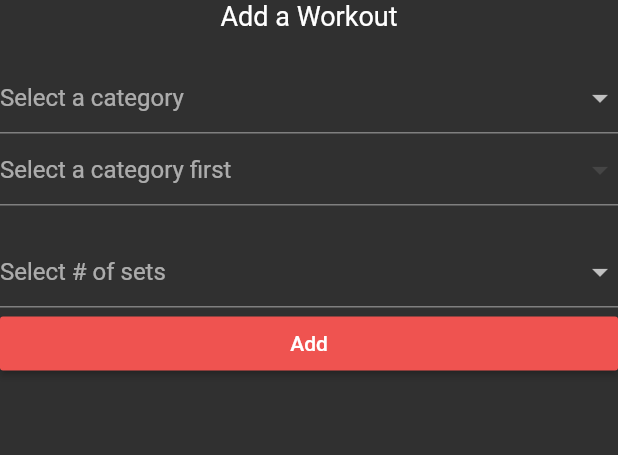
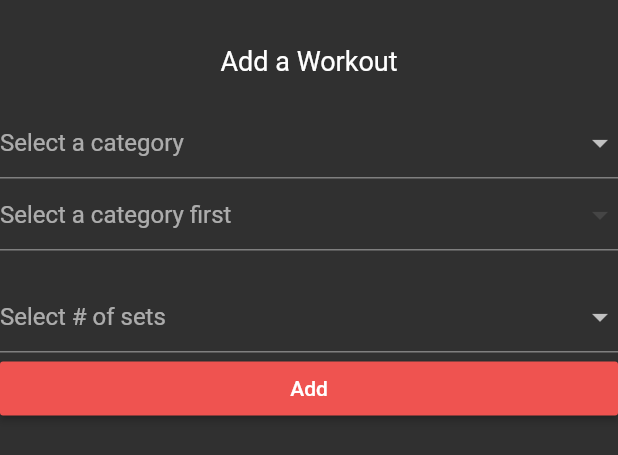
Before and after one commit to Millurr/pump_tracker, a Flutter app: the AddForm widget shown alone on an empty page, opened directly, on a phone screen of 412 x 824 dp. Shown: the top 455 px of the screen. Run offline on Flutter 3.47's test engine with Material 2 defaults, Android fonts, the phone set to English and light mode, and no system bars; our stand-ins replace charts_flutter, cloud_firestore, firebase_auth, firebase_core, grouped_list; accounts and stored records are empty.

Commit message:
Set up IOS, fix keyboard overlay on adding sets

```diff
--- a/lib/screens/add_form.dart
+++ b/lib/screens/add_form.dart
@@ -1,5 +1,3 @@
-import 'dart:ffi';
-
 import 'package:cloud_firestore/cloud_firestore.dart';
 import 'package:firebase_auth/firebase_auth.dart';
 import 'package:flutter/material.dart';
@@ -93,7 +91,7 @@ class _AddFormState extends State<AddForm> {
                 child: SizedBox(
                     width: 20,
                     child: Padding(
-                      padding: const EdgeInsets.all(8.0),
+                      padding: EdgeInsets.all(8.0),
                       child: TextFormField(
                         inputFormatters: [
                           FilteringTextInputFormatter.digitsOnly
@@ -110,7 +108,7 @@ class _AddFormState extends State<AddForm> {
                 child: SizedBox(
                     width: 20,
                     child: Padding(
-                      padding: const EdgeInsets.all(8.0),
+                      padding: EdgeInsets.all(8.0),
                       child: TextFormField(
                         inputFormatters: [
                           FilteringTextInputFormatter.digitsOnly
@@ -130,12 +128,16 @@ class _AddFormState extends State<AddForm> {
 
     return Form(
       key: _formKey,
+      child: Center(
         child: ListView(
           children: <Widget>[
             Center(
+              child: Padding(
+                padding: const EdgeInsets.only(top: 30.0),
                 child: Text(
                   'Add a Workout',
                   style: TextStyle(fontSize: 18.0),
+                ),
               ),
             ),
             SizedBox(
@@ -176,11 +178,6 @@ class _AddFormState extends State<AddForm> {
                   }).toList(),
                   onChanged: (val) => setState(() => _currentName = val)),
             ),
-          // TextFormField(
-          //   decoration: const InputDecoration(hintText: "Workout Name"),
-          //   validator: (val) => val.isEmpty ? 'Please enter a name' : null,
-          //   onChanged: (val) => setState(() => _currentName = val),
-          // ),
             SizedBox(
               height: 20.0,
             ),
@@ -196,12 +193,16 @@ class _AddFormState extends State<AddForm> {
               }).toList(),
               onChanged: (val) {
                 setState(() {
+                  weight = [];
+                  sets = [];
                   _setValue = val;
                 });
                 _setSetsList(val);
               },
             ),
             Column(
+              crossAxisAlignment: CrossAxisAlignment.start,
+              mainAxisSize: MainAxisSize.min,
               children: makeListWidget(),
             ),
             RaisedButton(
@@ -226,7 +227,12 @@ class _AddFormState extends State<AddForm> {
                 }
               },
             ),
+            Padding(
+              padding: EdgeInsets.only(
+                  bottom: MediaQuery.of(context).viewInsets.bottom),
+            )
           ],
+        ),
       ),
     );
   }
--- a/lib/screens/edit_form.dart
+++ b/lib/screens/edit_form.dart
@@ -163,6 +163,10 @@ class _EditFormState extends State<EditForm> {
                     ),
                   ),
                   _makeFormWidget(data['reps'], data['weight']),
+                  Padding(
+                    padding: EdgeInsets.only(
+                        bottom: MediaQuery.of(context).viewInsets.bottom),
+                  )
                 ],
               ),
             ));
--- a/lib/screens/main_screen.dart
+++ b/lib/screens/main_screen.dart
@@ -59,7 +59,7 @@ class _MainScreenState extends State<MainScreen> {
           context: context,
           initialDate: selectedDate,
           firstDate: DateTime(2019),
-          lastDate: DateTime(2021),
+          lastDate: DateTime(2022),
           builder: (context, child) {
             return Theme(
               data: ThemeData.dark().copyWith(
@@ -83,6 +83,7 @@ class _MainScreenState extends State<MainScreen> {
     void _showAddPanel(String date) {
       showModalBottomSheet(
           context: context,
+          isScrollControlled: true,
           builder: (context) {
             return Container(
               padding: EdgeInsets.symmetric(vertical: 20.0, horizontal: 60.0),
```
Also changed, not shown: 10 other files. Lines whose indentation alone changed are shown as unchanged.
